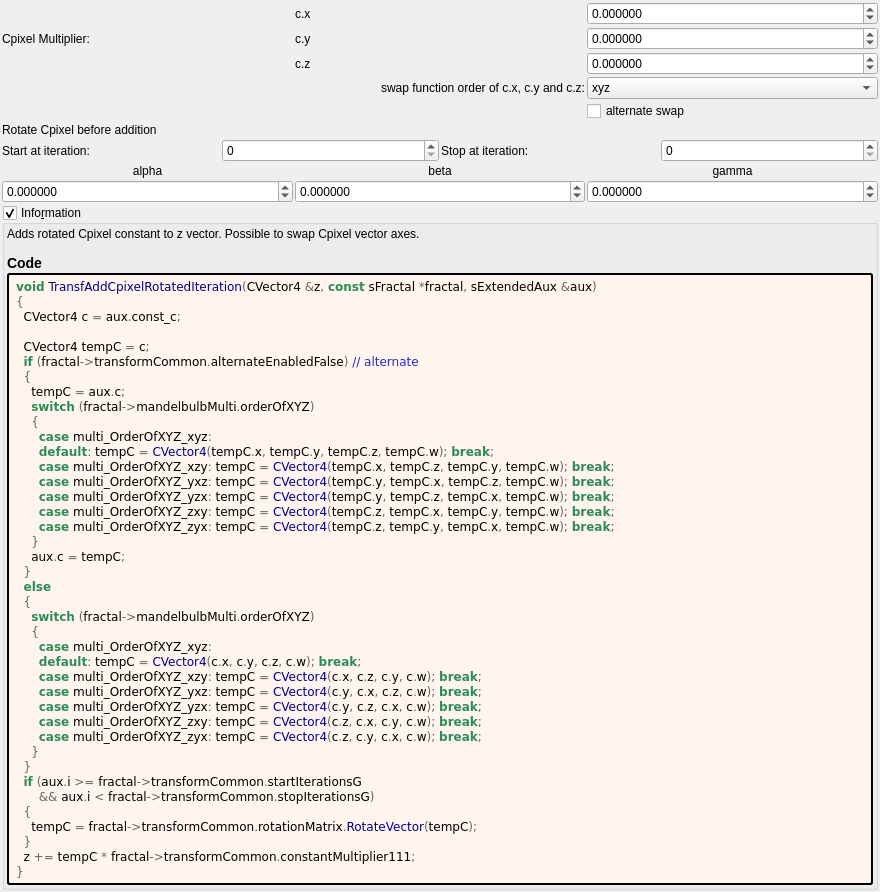
buddhi1980/mandelbulber2, file mandelbulber2/formula/ui/transf_add_cpixel_rotated.ui: the form before one commit.
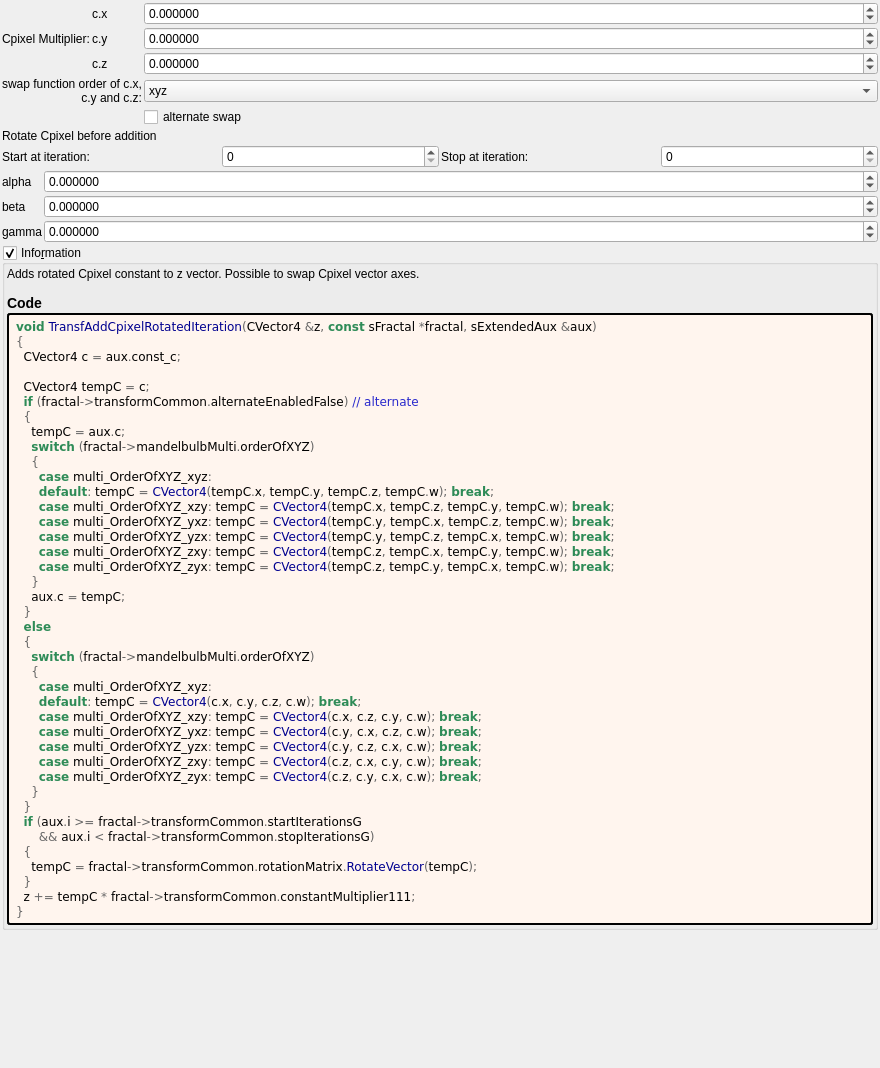
The form after the commit. Custom widgets are drawn as their Qt base class.

The edit to the form file:
```diff
--- a/mandelbulber2/formula/ui/transf_add_cpixel_rotated.ui
+++ b/mandelbulber2/formula/ui/transf_add_cpixel_rotated.ui
@@ -7,7 +7,7 @@
     <x>0</x>
     <y>0</y>
     <width>880</width>
-    <height>870</height>
+    <height>1068</height>
    </rect>
   </property>
   <property name="windowTitle">
@@ -30,7 +30,7 @@
     <number>2</number>
    </property>
    <item>
-    <layout class="QGridLayout" name="gridLayout_23" columnstretch="0,0,0">
+    <layout class="QGridLayout" name="gridLayout_23" columnstretch="0,0,1">
      <property name="spacing">
       <number>2</number>
      </property>
@@ -204,6 +204,13 @@
    </item>
    <item>
     <layout class="QGridLayout" name="gridLayout">
+     <item row="0" column="0">
+      <widget class="QLabel" name="label_248">
+       <property name="text">
+        <string>Rotate Cpixel before addition</string>
+       </property>
+      </widget>
+     </item>
      <item row="1" column="0">
       <layout class="QGridLayout" name="gridLayout_62">
        <property name="spacing">
@@ -251,29 +258,35 @@
        </item>
       </layout>
      </item>
-     <item row="0" column="0">
-      <widget class="QLabel" name="label_248">
-       <property name="text">
-        <string>Rotate Cpixel before addition</string>
-       </property>
-      </widget>
-     </item>
-     <item row="2" column="0">
-      <layout class="QGridLayout" name="gridLayout_12">
+    </layout>
+   </item>
+   <item>
+    <layout class="QGridLayout" name="gridLayout_10" columnstretch="0,1">
        <property name="spacing">
         <number>2</number>
        </property>
+     <item row="4" column="0">
+      <widget class="QLabel" name="label_45">
+       <property name="text">
+        <string notr="true">gamma</string>
+       </property>
+      </widget>
+     </item>
+     <item row="3" column="0">
+      <widget class="QLabel" name="label_44">
+       <property name="text">
+        <string notr="true">beta</string>
+       </property>
+      </widget>
+     </item>
        <item row="1" column="0">
-        <widget class="QLabel" name="label_39">
+      <widget class="QLabel" name="label_46">
          <property name="text">
           <string notr="true">alpha</string>
          </property>
-         <property name="alignment">
-          <set>Qt::AlignCenter</set>
-         </property>
-        </widget>
-       </item>
-       <item row="2" column="0">
+      </widget>
+     </item>
+     <item row="1" column="1">
         <widget class="MyDoubleSpinBox" name="spinboxd3_transf_rotation_x">
          <property name="sizePolicy">
           <sizepolicy hsizetype="Minimum" vsizetype="Maximum">
@@ -301,7 +314,7 @@
          </property>
         </widget>
        </item>
-       <item row="2" column="1">
+     <item row="3" column="1">
         <widget class="MyDoubleSpinBox" name="spinboxd3_transf_rotation_y">
          <property name="sizePolicy">
           <sizepolicy hsizetype="Minimum" vsizetype="Maximum">
@@ -329,7 +342,7 @@
          </property>
         </widget>
        </item>
-       <item row="2" column="2">
+     <item row="4" column="1">
         <widget class="MyDoubleSpinBox" name="spinboxd3_transf_rotation_z">
          <property name="sizePolicy">
           <sizepolicy hsizetype="Minimum" vsizetype="Maximum">
@@ -357,28 +370,6 @@
          </property>
         </widget>
        </item>
-       <item row="1" column="1">
-        <widget class="QLabel" name="label_40">
-         <property name="text">
-          <string notr="true">beta</string>
-         </property>
-         <property name="alignment">
-          <set>Qt::AlignCenter</set>
-         </property>
-        </widget>
-       </item>
-       <item row="1" column="2">
-        <widget class="QLabel" name="label_41">
-         <property name="text">
-          <string notr="true">gamma</string>
-         </property>
-         <property name="alignment">
-          <set>Qt::AlignCenter</set>
-         </property>
-        </widget>
-       </item>
-      </layout>
-     </item>
     </layout>
    </item>
    <item>
@@ -506,17 +497,17 @@
   </layout>
  </widget>
  <customwidgets>
+  <customwidget>
+   <class>MyDoubleSpinBox</class>
+   <extends>QDoubleSpinBox</extends>
+   <header>my_double_spin_box.h</header>
+  </customwidget>
   <customwidget>
    <class>MyGroupBox</class>
    <extends>QGroupBox</extends>
    <header>my_group_box.h</header>
    <container>1</container>
   </customwidget>
-  <customwidget>
-   <class>MyDoubleSpinBox</class>
-   <extends>QDoubleSpinBox</extends>
-   <header>my_double_spin_box.h</header>
-  </customwidget>
   <customwidget>
    <class>MySpinBox</class>
    <extends>QSpinBox</extends>
```
Left out of the diff: 2 changed lines with no effect on the pictures. Lines whose indentation alone changed are shown as unchanged.
